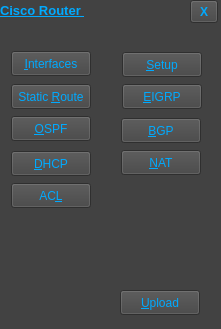
The window that CiscoUI/Src/mainwindow.ui (jluong102/CiscoRouterUI) describes before a commit, drawn with Qt 5.
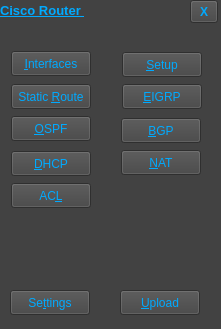
The same window after the commit.

```diff
--- a/CiscoUI/Src/mainwindow.ui
+++ b/CiscoUI/Src/mainwindow.ui
@@ -288,6 +288,27 @@
      <string>AC&amp;L</string>
     </property>
    </widget>
+   <widget class="QPushButton" name="settingsBtn">
+    <property name="geometry">
+     <rect>
+      <x>10</x>
+      <y>290</y>
+      <width>80</width>
+      <height>25</height>
+     </rect>
+    </property>
+    <property name="cursor">
+     <cursorShape>PointingHandCursor</cursorShape>
+    </property>
+    <property name="styleSheet">
+     <string notr="true">color: rgb(0, 170, 255);
+border-color: rgb(0, 0, 0);
+background-color: rgb(66, 66, 66);</string>
+    </property>
+    <property name="text">
+     <string>Se&amp;ttings</string>
+    </property>
+   </widget>
   </widget>
  </widget>
  <layoutdefault spacing="6" margin="11"/>
```
